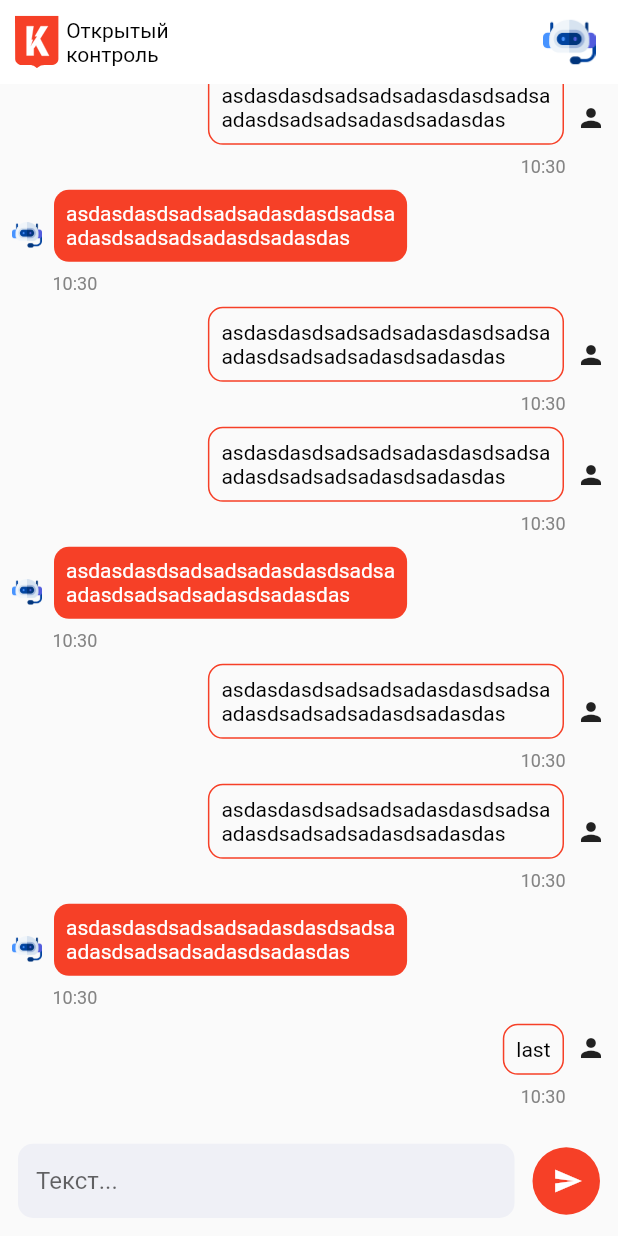
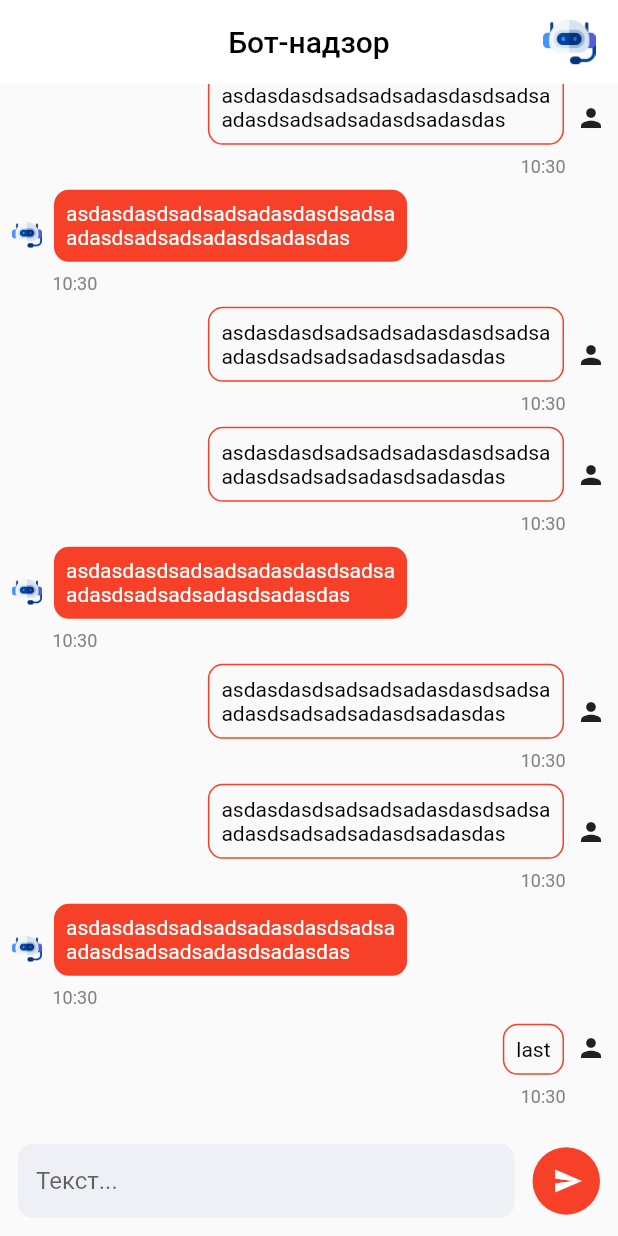
Before and after one commit to PDAWork/CyberbracyMPToriginal_front, a Flutter app: the screen it shows after launch, on a phone screen of 412 x 824 dp. Run offline on Flutter 3.47's test engine with Material 2 defaults, Android fonts, the phone set to English and light mode, and no system bars; our stand-ins replace flutter_svg, pinput.

Commit message:
Был добавлен текст в appbar в chat-bot, была сделана навигация при нажатии на bottomNavigationBar.

```diff
--- a/lib/chat_bot/presentation/chat_bot.dart
+++ b/lib/chat_bot/presentation/chat_bot.dart
@@ -275,7 +275,10 @@ class _ChatBotState extends State<ChatBot> {
   Widget build(BuildContext context) {
     var currentUser = 'ripls';
     return Scaffold(
-      appBar: const AppBarCustom(),
+      appBar: const AppBarCustom(
+        isChatBot: true,
+        title: 'Бот-надзор',
+      ),
       body: GestureDetector(
         onTap: () => FocusScope.of(context).unfocus(),
         child: Column(
--- a/lib/home/presentation/home.dart
+++ b/lib/home/presentation/home.dart
@@ -1,3 +1,4 @@
+import 'package:cyberbracy_mpt_original_front/home/presentation/control_body/control_body.dart';
 import 'package:flutter/material.dart';
 import '../../const/colors_theme.dart';
 import '../../const/custom_icon_icons.dart';
@@ -13,6 +14,8 @@ class Home extends StatefulWidget {
 class _HomeState extends State<Home> {
   int currentIndex = 0;
   ScrollController controller = ScrollController();
+
+  List page = [ControlBody(),Placeholder(),Placeholder()];
 
   @override
   Widget build(BuildContext context) {
@@ -43,13 +46,14 @@ class _HomeState extends State<Home> {
               unselectedItemColor: Colors.white,
               items: const [
                 BottomNavigationBarItem(
+                  icon: Icon(CustomIcon.control),
+                  label: 'Контроль',
+                ),
+                BottomNavigationBarItem(
                   icon: Icon(CustomIcon.schedule),
                   label: 'Расписание',
                 ),
-                BottomNavigationBarItem(
-                  icon: Icon(CustomIcon.control),
-                  label: 'Контроль',
-                ),
+
                 BottomNavigationBarItem(
                   icon: Icon(CustomIcon.profile),
                   label: 'Профиль',
@@ -59,6 +63,7 @@ class _HomeState extends State<Home> {
           ),
         ),
       ),
+      body: page[currentIndex],
     );
   }
 }
--- a/lib/widget/app_bar_custom.dart
+++ b/lib/widget/app_bar_custom.dart
@@ -8,12 +8,10 @@ import '../const/images_url.dart';
 class AppBarCustom extends StatelessWidget implements PreferredSizeWidget {
   final String? title;
   final PreferredSizeWidget? bottom;
+  final bool isChatBot;
 
-  const AppBarCustom({
-    super.key,
-    this.title,
-    this.bottom,
-  });
+  const AppBarCustom(
+      {super.key, this.title, this.bottom, this.isChatBot = false});
 
   @override
   Widget build(BuildContext context) {
@@ -24,8 +22,9 @@ class AppBarCustom extends StatelessWidget implements PreferredSizeWidget {
       bottom: bottom,
       actions: [
         GestureDetector(
-          onTap: () =>
-              Navigator.of(context).pushNamed(ChatBotRoute().routeName),
+          onTap: () => isChatBot
+              ? null
+              : Navigator.of(context).pushNamed(ChatBotRoute().routeName),
           child: Image.asset(
             ImagesUrl.chat_bot,
             width: 35,
```
